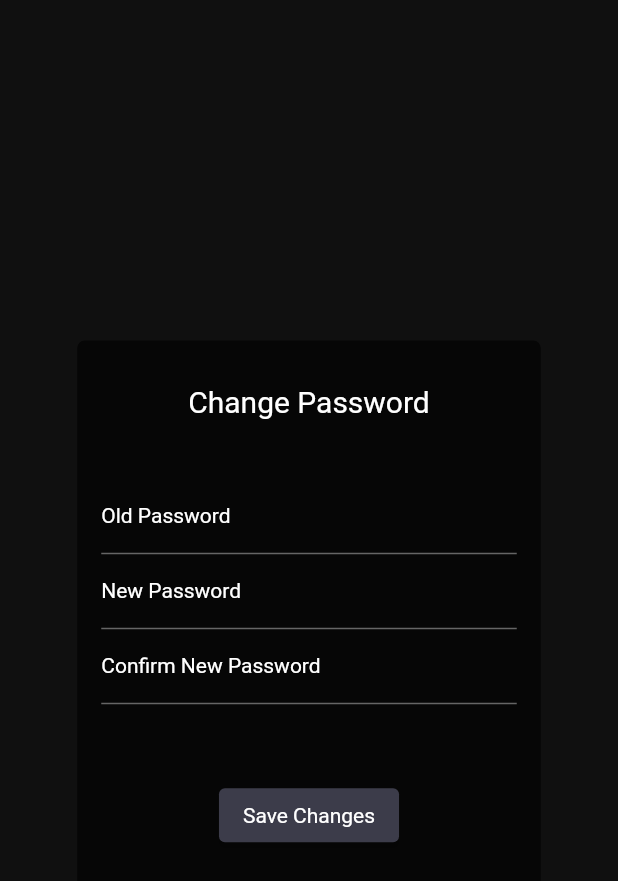
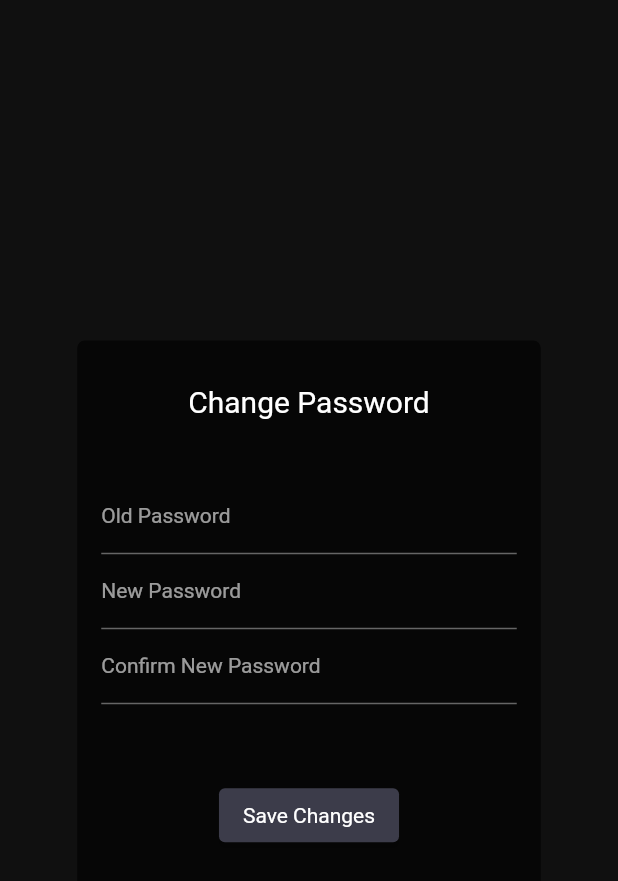
Before and after one commit to imranZMiko/Eten, a Flutter app: the AccountSettingsScreen screen opened by its route, after a tap on "Change password?", on a phone screen of 412 x 824 dp. Shown: the top 881 px of the screen. Run offline on Flutter 3.47's test engine with Material 2 defaults, Android fonts, the light colour scheme and no system bars; missing offline and left inert: day_night_switcher.

Commit message:
Added some more changes in dark mode setting.

```diff
--- a/lib/screens/account_settings_screen.dart
+++ b/lib/screens/account_settings_screen.dart
@@ -41,7 +41,8 @@ class AccountSettingsScreen extends StatelessWidget {
                 Navigator.push(
                   context,
                   PageRouteBuilder(
-                    pageBuilder: (context, animation1, animation2) => ChangePasswordScreen(),
+                    pageBuilder: (context, animation1, animation2) =>
+                        ChangePasswordScreen(),
                     transitionDuration: Duration(seconds: 0),
                   ),
                 );
@@ -51,8 +52,10 @@ class AccountSettingsScreen extends StatelessWidget {
                 child: Text(
                   'Change password?',
                   style: TextStyle(
-                      fontSize: 16,
-                      decoration: TextDecoration.underline),
+                    fontSize: 16,
+                    decoration: TextDecoration.underline,
+                    fontWeight: FontWeight.normal,
+                  ),
                 ),
               ),
             ),
--- a/lib/widgets/authentication_card.dart
+++ b/lib/widgets/authentication_card.dart
@@ -45,10 +45,6 @@ class AuthCard extends StatelessWidget {
               Text(
                 topText,
                 style: TextStyle(
-                  color: Provider.of<ThemeInfo>(context).chosenTheme ==
-                          ThemeMode.light
-                      ? Colors.black
-                      : Colors.white,
                   fontSize: 20,
                 ),
               ),
--- a/lib/widgets/authentication_fields.dart
+++ b/lib/widgets/authentication_fields.dart
@@ -1,6 +1,4 @@
 import 'package:flutter/material.dart';
-import 'package:provider/provider.dart';
-import 'package:eten/providers/themeProvider.dart';
 
 class Authfield extends StatelessWidget {
   const Authfield({required this.formText, Key? key}) : super(key: key);
@@ -12,11 +10,8 @@ class Authfield extends StatelessWidget {
       decoration: InputDecoration(
         labelText: formText,
         labelStyle: TextStyle(
-            fontSize: 14,
-            color:
-                Provider.of<ThemeInfo>(context).chosenTheme == ThemeMode.light
-                    ? Colors.black
-                    : Colors.white),
+          fontSize: 14,
+        ),
       ),
       onSaved: (value) {},
       obscureText: formText == 'Password' ||
```
Also changed, not shown: lib/screens/about_screen.dart (+0 -8 lines).
